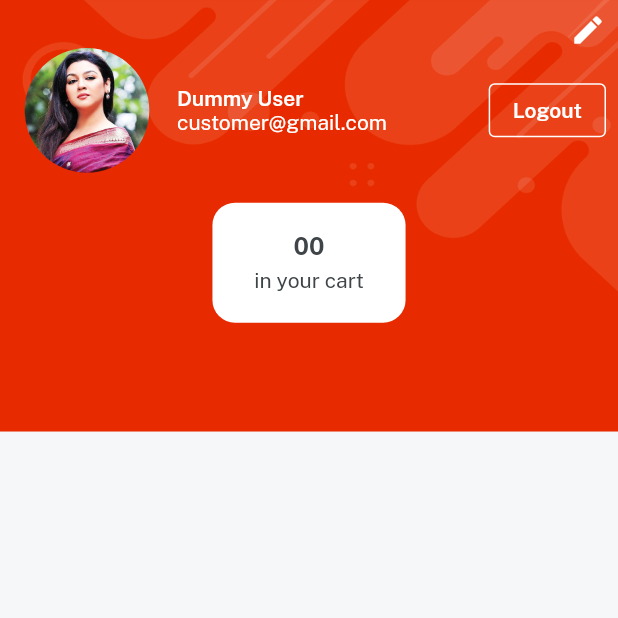
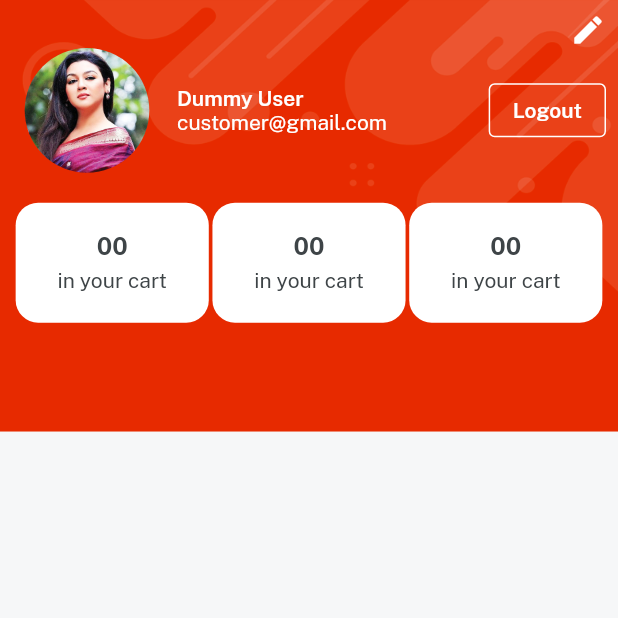
Before and after one commit to arunba1/E-Mart, a Flutter app: the ProfileScreen screen opened directly, on a phone screen of 412 x 824 dp, the top half of it. Run offline on Flutter 3.47's test engine with Material 2 defaults, Android fonts, the phone set to English and light mode, and no system bars; our stand-ins replace get, velocity_x.

Commit message:
Initial Commit

```diff
--- a/lib/screens/profile_screen/components/details_card.dart
+++ b/lib/screens/profile_screen/components/details_card.dart
@@ -1,6 +1,6 @@
 import 'package:e_mart/consts.dart';
 
-Widget detailCard({width,String? count,String? title}){
+Widget detailCard({width, String? count, String? title}){
   return  Column(
               mainAxisAlignment: MainAxisAlignment.center,
               children: [
--- a/lib/screens/profile_screen/profile_screen.dart
+++ b/lib/screens/profile_screen/profile_screen.dart
@@ -1,4 +1,5 @@
 import 'package:e_mart/consts.dart';
+import 'package:e_mart/screens/profile_screen/components/details_card.dart';
 import 'package:e_mart/widget_common/bg_widget.dart';
 
 class ProfileScreen extends StatelessWidget {
@@ -48,14 +49,14 @@ class ProfileScreen extends StatelessWidget {
               ],
             ),
             20.heightBox,
-            Column(
-              mainAxisAlignment: MainAxisAlignment.center,
-              children: [
-                "00".text.fontFamily(bold).color(darkFontGrey).size(16).make(),
-                5.heightBox,
-                "in your cart".text.color(darkFontGrey).make(),
-              ],
-            ).box.white.rounded.width(context.screenWidth/3.2).height(80).padding(const EdgeInsets.all(4)).make(),
+            Row(
+              mainAxisAlignment: MainAxisAlignment.spaceEvenly,
+children: [
+  detailCard(count: "00", title: "in your cart", width: context.screenWidth/3.2),
+  detailCard(count: "32", title: "in your wishlist", width: context.screenWidth/3.2),
+  detailCard(count: "675", title: "your orders", width: context.screenWidth/3.2),
+],
+            ),
           ],
 
 
```
